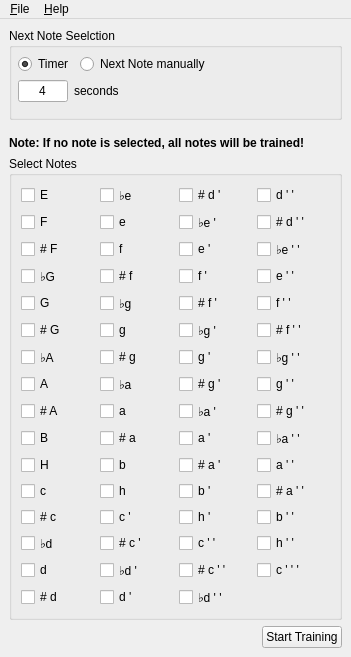
This is src/view/ui/static/main_window.ui in PythBuster/guitar_music_notes as Qt 5 draws it before an edit. The edited form follows.
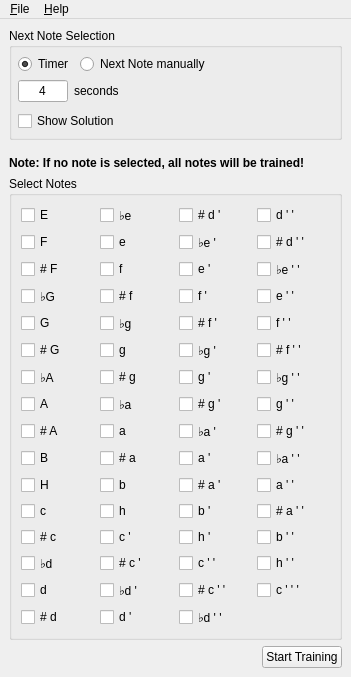
This is the edited form.

Commit message: feat: implement solution view into current training options

Diff of the .ui file:
```diff
--- a/src/view/ui/static/main_window.ui
+++ b/src/view/ui/static/main_window.ui
@@ -18,9 +18,9 @@
     <item>
      <widget class="QGroupBox" name="groupBox_next_note_settings">
       <property name="title">
-       <string>Next Note Seelction</string>
+       <string>Next Note Selection</string>
       </property>
-      <layout class="QVBoxLayout" name="verticalLayout_2" stretch="0,0">
+      <layout class="QVBoxLayout" name="verticalLayout_2" stretch="0,0,0">
        <property name="spacing">
         <number>0</number>
        </property>
@@ -193,6 +193,13 @@
          </layout>
         </widget>
        </item>
+       <item>
+        <widget class="QCheckBox" name="checkBox_follow_with_solution">
+         <property name="text">
+          <string>Show Solution</string>
+         </property>
+        </widget>
+       </item>
       </layout>
      </widget>
     </item>
```
The commit also changes 9 other files.
